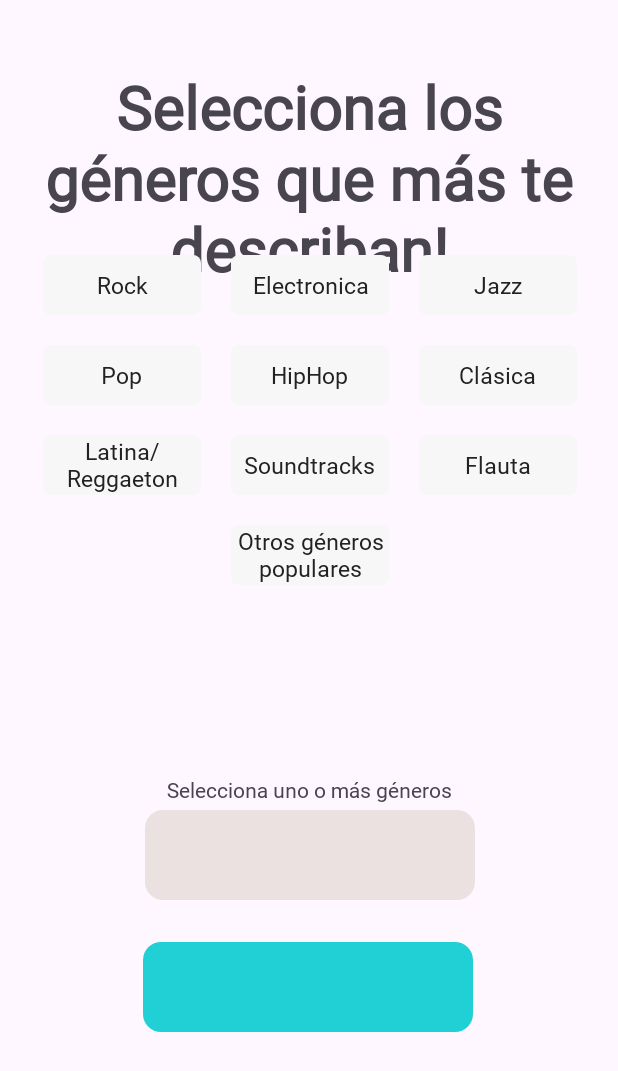
After one commit to JoseManuelBarco/GigFinder, an Android app: the RegisterActivity6 screen opened directly, with no data from a screen before it, on a phone screen of 412 x 824 dp. The commit adds this screen. Shown: the top 1071 px of the screen. Run offline under Robolectric (Android 15) with nearby library versions, the phone set to English and light mode, and no system bars.

Commit message:
Ultimos ajustes realicadons

```diff
--- a/app/build.gradle.kts
+++ b/app/build.gradle.kts
@@ -44,6 +44,7 @@ dependencies {
     implementation(libs.androidx.constraintlayout)
     implementation(libs.osmdroid)
     testImplementation(libs.junit)
+    implementation ("org.mindrot:jbcrypt:0.4")
     androidTestImplementation(libs.androidx.junit)
     androidTestImplementation(libs.androidx.espresso.core)
 }
--- a/app/src/main/AndroidManifest.xml
+++ b/app/src/main/AndroidManifest.xml
@@ -38,6 +38,10 @@
             android:name=".RegisterActivityMap"
             android:exported="true">
         </activity>
+        <activity
+            android:name=".RegisterActivity6"
+            android:exported="true">
+        </activity>
     </application>
 
 </manifest>
--- /dev/null
+++ b/app/src/main/java/com/example/myapplication/RegisterActivity6.kt
@@ -0,0 +1,83 @@
+package com.example.myapplication
+
+import android.content.Intent
+import android.os.Bundle
+import android.view.View
+import android.widget.FrameLayout
+import android.widget.TextView
+import android.widget.Toast
+import androidx.appcompat.app.AppCompatActivity
+import com.example.myapplication.R
+
+class RegisterActivity6 : AppCompatActivity() {
+
+    private val generosSeleccionados = mutableListOf<String>()
+    private lateinit var textViewResumen: TextView
+    private var nombre: String? = null
+    private var correo: String? = null
+    private var edad: String? = null
+
+    override fun onCreate(savedInstanceState: Bundle?) {
+        super.onCreate(savedInstanceState)
+        setContentView(R.layout.registeractivity4)
+
+        // Obtener datos de la actividad anterior
+        nombre = intent.getStringExtra("nombre")
+        correo = intent.getStringExtra("correo")
+        edad = intent.getStringExtra("edad")
+
+        // Referencia al TextView donde se mostrará la información final
+        textViewResumen = findViewById(R.id.textViewtitle)
+
+        // Configurar selección de géneros
+        configurarSeleccionGenero()
+
+        // Configurar botones
+        findViewById<View>(R.id.button).setOnClickListener { confirmarSeleccion() }
+        findViewById<View>(R.id.button2).setOnClickListener { saltarSeleccion() }
+    }
+
+    private fun configurarSeleccionGenero() {
+        val ids = listOf(
+            R.id.rock, R.id.electronica, R.id.jazz, R.id.pop,
+            R.id.hiphop, R.id.clasica, R.id.latina_reggaeton, R.id.soundtracks,
+            R.id.flauta, R.id.otros
+                        )
+
+        for (id in ids) {
+            val frame = findViewById<FrameLayout>(id)
+            frame.setOnClickListener {
+                val genero = (frame.getChildAt(1) as TextView).text.toString()
+                if (generosSeleccionados.contains(genero)) {
+                    generosSeleccionados.remove(genero)
+                    frame.alpha = 1.0f
+                } else {
+                    generosSeleccionados.add(genero)
+                    frame.alpha = 0.5f
+                }
+            }
+        }
+    }
+
+    private fun confirmarSeleccion() {
+        if (generosSeleccionados.isEmpty()) {
+            Toast.makeText(this, "Selecciona al menos un género", Toast.LENGTH_SHORT).show()
+            return
+        }
+
+        // Mostrar todos los datos del usuario
+        val resumen = """
+            Nombre: $nombre
+            Correo: $correo
+            Edad: $edad
+            Géneros seleccionados: ${generosSeleccionados.joinToString(", ")}
+        """.trimIndent()
+
+        textViewResumen.text = resumen
+    }
+
+    private fun saltarSeleccion() {
+        Toast.makeText(this, "Selección de género omitida", Toast.LENGTH_SHORT).show()
+        finish()
+    }
+}
--- a/app/src/main/java/com/example/myapplication/RegisterActivityMap.kt
+++ b/app/src/main/java/com/example/myapplication/RegisterActivityMap.kt
@@ -56,7 +56,7 @@ class RegisterActivityMap : AppCompatActivity() {
                 val latitude = it.position.latitude
                 val longitude = it.position.longitude
 
-                val nextIntent = Intent(this, RegisterActivity1::class.java)
+                val nextIntent = Intent(this, RegisterActivity6::class.java)
 
                 nextIntent.putExtra("rol", role)
                 nextIntent.putExtra("email", email)
--- a/app/src/main/res/layout/registeractivity4.xml
+++ b/app/src/main/res/layout/registeractivity4.xml
@@ -12,7 +12,7 @@
 
 
     <TextView
-        android:id="@+id/textView4"
+        android:id="@+id/textViewtitle"
         android:layout_width="wrap_content"
         android:layout_height="wrap_content"
         android:layout_marginTop="28dp"
@@ -28,6 +28,7 @@
         app:layout_constraintTop_toTopOf="parent"
         app:layout_constraintVertical_bias="0.0" />
 
+
     <GridLayout
         android:id="@+id/gridLayout"
         android:layout_width="392dp"
@@ -41,6 +42,7 @@
         app:layout_constraintStart_toStartOf="parent">
 
         <FrameLayout
+            android:id="@+id/rock"
             android:layout_width="0dp"
             android:layout_height="wrap_content"
             android:layout_columnWeight="1"
@@ -65,6 +67,7 @@
         </FrameLayout>
 
         <FrameLayout
+            android:id="@+id/electronica"
             android:layout_width="0dp"
             android:layout_height="wrap_content"
             android:layout_columnWeight="1"
@@ -89,6 +92,7 @@
         </FrameLayout>
 
         <FrameLayout
+            android:id="@+id/jazz"
             android:layout_width="0dp"
             android:layout_height="wrap_content"
             android:layout_columnWeight="1"
@@ -113,6 +117,7 @@
         </FrameLayout>
 
         <FrameLayout
+            android:id="@+id/pop"
             android:layout_width="0dp"
             android:layout_height="40dp"
             android:layout_columnWeight="1"
@@ -138,6 +143,7 @@
         </FrameLayout>
 
         <FrameLayout
+            android:id="@+id/hiphop"
             android:layout_width="0dp"
             android:layout_height="40dp"
             android:layout_columnWeight="1"
@@ -162,6 +168,7 @@
         </FrameLayout>
 
         <FrameLayout
+            android:id="@+id/clasica"
             android:layout_width="0dp"
             android:layout_height="40dp"
             android:layout_columnWeight="1"
@@ -187,6 +194,7 @@
         </FrameLayout>
 
         <FrameLayout
+            android:id="@+id/latina_reggaeton"
             android:layout_width="0dp"
             android:layout_height="wrap_content"
             android:layout_columnWeight="1"
@@ -211,6 +219,7 @@
         </FrameLayout>
 
         <FrameLayout
+            android:id="@+id/soundtracks"
             android:layout_width="0dp"
             android:layout_height="40dp"
             android:layout_columnWeight="1"
@@ -235,6 +244,7 @@
         </FrameLayout>
 
         <FrameLayout
+            android:id="@+id/flauta"
             android:layout_width="0dp"
             android:layout_height="40dp"
             android:layout_row="2"
@@ -260,6 +270,7 @@
         </FrameLayout>
 
         <FrameLayout
+            android:id="@+id/otros"
             android:layout_width="0dp"
             android:layout_height="40dp"
             android:layout_row="3"
```
Also changed, not shown: app/src/main/java/com/example/myapplication/MainActivity.kt (+13 -0 lines), app/src/main/java/com/example/myapplication/objects/User.kt (+11 -1 lines).
